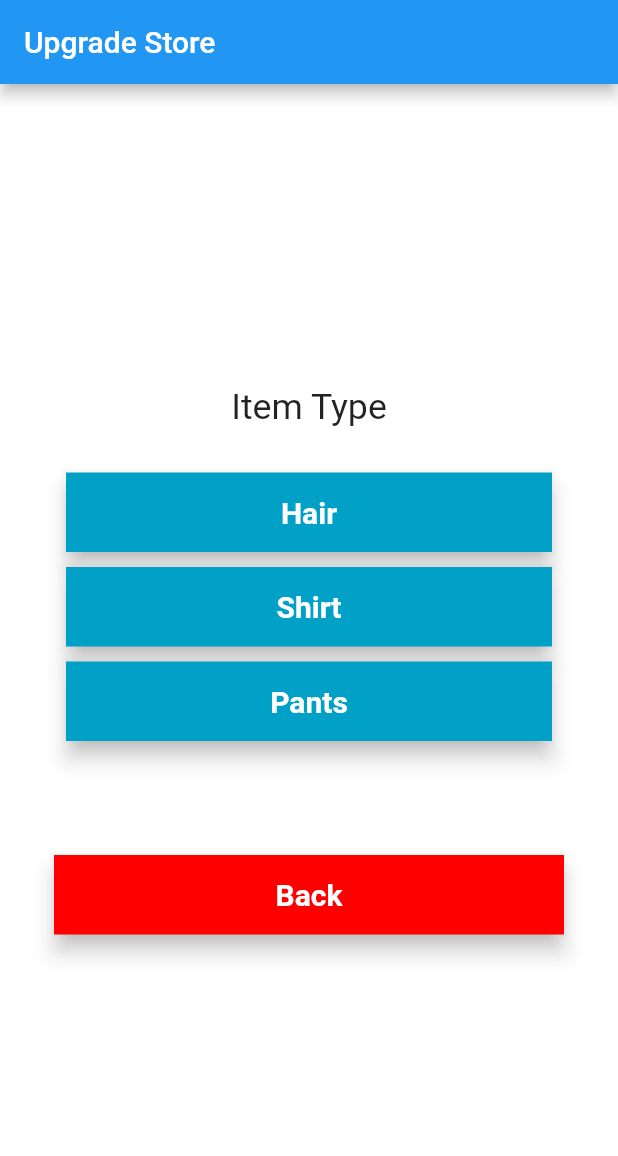
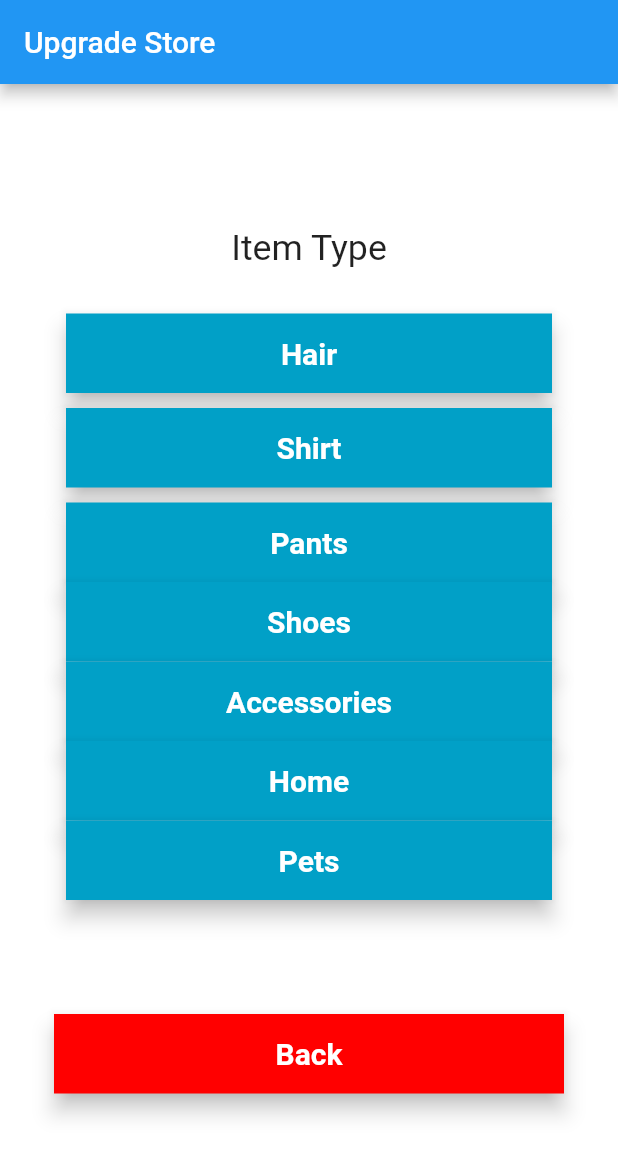
Before and after one commit to warrenchu/UofT_Hacks_2021, a Flutter app: the storeFront screen opened directly, on a phone screen of 412 x 824 dp. Shown: the top 1156 px of the screen. Run offline on Flutter 3.47's test engine with Material 2 defaults, Android fonts, the phone set to English and light mode, and no system bars; missing offline and left inert: flame; Roboto replaces fonts that are missing (Montserrat).

Commit message:
Added some more menu options

```diff
--- a/lib/store_front.dart
+++ b/lib/store_front.dart
@@ -40,7 +40,6 @@ class _storeFrontState extends State<storeFront> {
           child: MaterialButton(
             minWidth: MediaQuery.of(context).size.width,
             padding: EdgeInsets.fromLTRB(20.0, 15.0, 20.0, 15.0),
-            // For onPressed, activate the actual game
             onPressed: () {
               // the actual main method is called rungame in maingame.dart
               // transition over to the game
@@ -58,10 +57,8 @@ class _storeFrontState extends State<storeFront> {
           child: MaterialButton(
             minWidth: MediaQuery.of(context).size.width,
             padding: EdgeInsets.fromLTRB(20.0, 15.0, 20.0, 15.0),
-            // For onPressed, activate the actual game
             onPressed: () {
-              // the actual main method is called rungame in maingame.dart
-              // transition over to the game
+              // Go to page
             },
             child: Text("Shirt",
                 textAlign: TextAlign.center,
@@ -76,10 +73,8 @@ class _storeFrontState extends State<storeFront> {
           child: MaterialButton(
             minWidth: MediaQuery.of(context).size.width,
             padding: EdgeInsets.fromLTRB(20.0, 15.0, 20.0, 15.0),
-            // For onPressed, activate the actual game
             onPressed: () {
-              // the actual main method is called rungame in maingame.dart
-              // transition over to the game
+              // Go to page
             },
             child: Text("Pants",
                 textAlign: TextAlign.center,
@@ -87,6 +82,66 @@ class _storeFrontState extends State<storeFront> {
                     color: Colors.white, fontWeight: FontWeight.bold)),
           ),
         ),
+         Material(
+          elevation: 6.0,
+          color: Color(0xff01A0C7),
+          child: MaterialButton(
+            minWidth: MediaQuery.of(context).size.width,
+            padding: EdgeInsets.fromLTRB(20.0, 15.0, 20.0, 15.0),
+            onPressed: () {
+              // Go to page
+            },
+            child: Text("Shoes",
+                textAlign: TextAlign.center,
+                style: style.copyWith(
+                    color: Colors.white, fontWeight: FontWeight.bold)),
+          ),
+        ),
+         Material(
+          elevation: 6.0,
+          color: Color(0xff01A0C7),
+          child: MaterialButton(
+            minWidth: MediaQuery.of(context).size.width,
+            padding: EdgeInsets.fromLTRB(20.0, 15.0, 20.0, 15.0),
+            onPressed: () {
+              // Go to page
+            },
+            child: Text("Accessories",
+                textAlign: TextAlign.center,
+                style: style.copyWith(
+                    color: Colors.white, fontWeight: FontWeight.bold)),
+          ),
+        ),
+        Material(
+          elevation: 6.0,
+          color: Color(0xff01A0C7),
+          child: MaterialButton(
+            minWidth: MediaQuery.of(context).size.width,
+            padding: EdgeInsets.fromLTRB(20.0, 15.0, 20.0, 15.0),
+            onPressed: () {
+              // Go to page
+            },
+            child: Text("Home",
+                textAlign: TextAlign.center,
+                style: style.copyWith(
+                    color: Colors.white, fontWeight: FontWeight.bold)),
+          ),
+        ),
+        Material(
+          elevation: 6.0,
+          color: Color(0xff01A0C7),
+          child: MaterialButton(
+            minWidth: MediaQuery.of(context).size.width,
+            padding: EdgeInsets.fromLTRB(20.0, 15.0, 20.0, 15.0),
+            onPressed: () {
+              // Go to page
+            },
+            child: Text("Pets",
+                textAlign: TextAlign.center,
+                style: style.copyWith(
+                    color: Colors.white, fontWeight: FontWeight.bold)),
+          ),
+        )
       ],
     );
 
```
